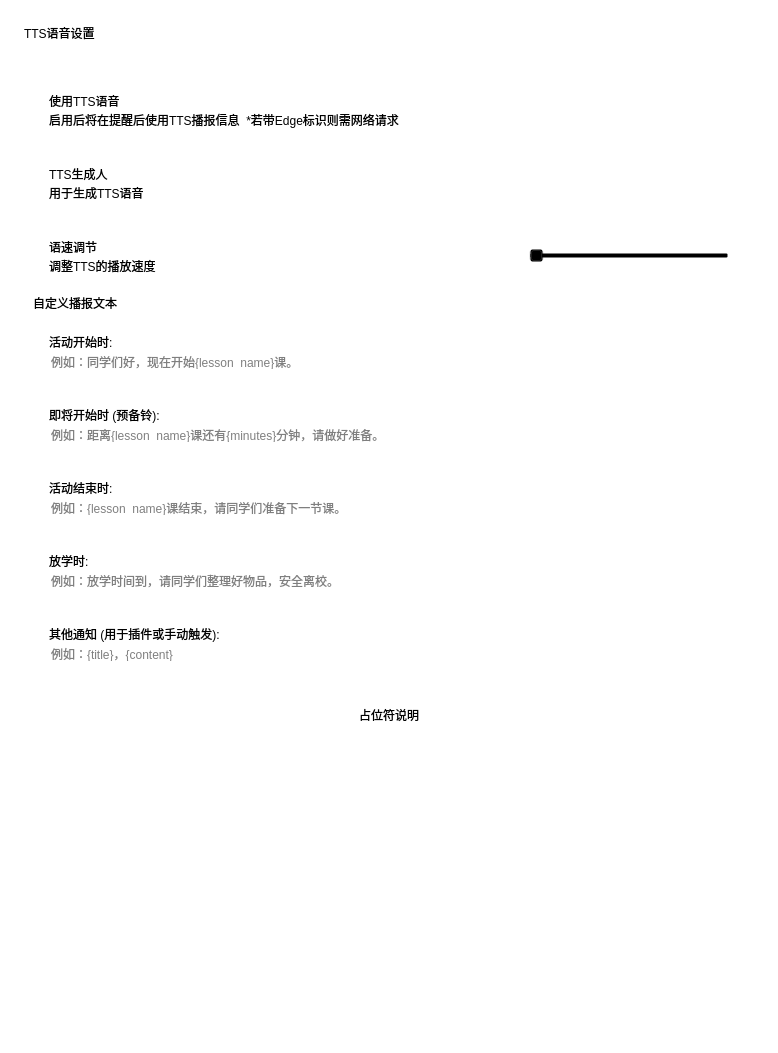
The window that view/menu/tts_settings.ui (baiyao105/Class-Widgets) describes before a commit, drawn with Qt 5.
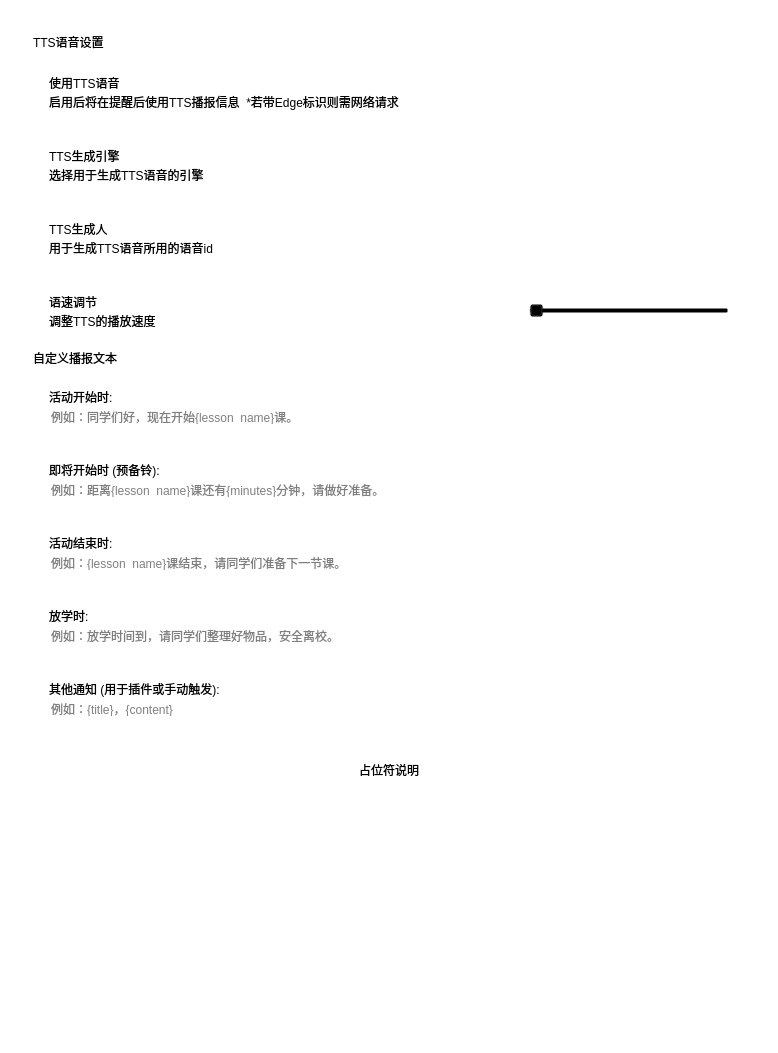
The same window after the commit. Custom widgets are drawn as their Qt base class.

Commit message: feat: 拆分不同引擎语音加载逻辑

Patch:
```diff
--- a/view/menu/tts_settings.ui
+++ b/view/menu/tts_settings.ui
@@ -42,8 +42,8 @@
        <rect>
         <x>0</x>
         <y>0</y>
-        <width>758</width>
-        <height>1033</height>
+        <width>778</width>
+        <height>1053</height>
        </rect>
       </property>
       <layout class="QVBoxLayout" name="verticalLayout_Scroll">
@@ -62,13 +62,6 @@
        <property name="bottomMargin">
         <number>24</number>
        </property>
-       <item>
-        <widget class="TitleLabel" name="TitleLabel">
-         <property name="text">
-          <string>TTS语音设置</string>
-         </property>
-        </widget>
-       </item>
        <item>
         <widget class="SmoothScrollArea" name="sd_scroll">
          <property name="styleSheet">
@@ -82,11 +75,18 @@
            <rect>
             <x>0</x>
             <y>0</y>
-            <width>740</width>
-            <height>972</height>
+            <width>730</width>
+            <height>1005</height>
            </rect>
           </property>
           <layout class="QVBoxLayout" name="verticalLayout_9">
+           <item>
+            <widget class="TitleLabel" name="TitleLabel">
+             <property name="text">
+              <string>TTS语音设置</string>
+             </property>
+            </widget>
+           </item>
            <item>
             <layout class="QVBoxLayout" name="verticalLayout_5">
              <property name="spacing">
@@ -173,6 +173,68 @@
                </layout>
               </widget>
              </item>
+             <item>
+              <widget class="CardWidget" name="CardWidget_9">
+               <property name="minimumSize">
+                <size>
+                 <width>0</width>
+                 <height>70</height>
+                </size>
+               </property>
+               <layout class="QHBoxLayout" name="horizontalLayout_9">
+                <property name="leftMargin">
+                 <number>16</number>
+                </property>
+                <property name="topMargin">
+                 <number>16</number>
+                </property>
+                <property name="rightMargin">
+                 <number>16</number>
+                </property>
+                <property name="bottomMargin">
+                 <number>16</number>
+                </property>
+                <item>
+                 <layout class="QVBoxLayout" name="verticalLayout_13">
+                  <property name="spacing">
+                   <number>0</number>
+                  </property>
+                  <item>
+                   <widget class="StrongBodyLabel" name="StrongBodyLabel_9">
+                    <property name="text">
+                     <string>TTS生成引擎</string>
+                    </property>
+                   </widget>
+                  </item>
+                  <item>
+                   <widget class="CaptionLabel" name="CaptionLabel_8">
+                    <property name="text">
+                     <string>选择用于生成TTS语音的引擎</string>
+                    </property>
+                    <property name="lightColor" stdset="0">
+                     <color alpha="150">
+                      <red>0</red>
+                      <green>0</green>
+                      <blue>0</blue>
+                     </color>
+                    </property>
+                    <property name="darkColor" stdset="0">
+                     <color alpha="200">
+                      <red>255</red>
+                      <green>255</green>
+                      <blue>255</blue>
+                     </color>
+                    </property>
+                   </widget>
+                  </item>
+                 </layout>
+                </item>
+                <item>
+                 <widget class="ComboBox" name="engine_selector"/>
+                </item>
+               </layout>
+              </widget>
+             </item>
              <item>
               <widget class="CardWidget" name="CardWidget_8">
                <property name="minimumSize">
@@ -209,7 +271,7 @@
                   <item>
                    <widget class="CaptionLabel" name="CaptionLabel_7">
                     <property name="text">
-                     <string>用于生成TTS语音</string>
+                     <string>用于生成TTS语音所用的语音id</string>
                     </property>
                     <property name="lightColor" stdset="0">
                      <color alpha="150">
@@ -575,7 +637,7 @@
                </layout>
               </widget>
              </item>
-             <item>
+             <item alignment="Qt::AlignVCenter">
               <widget class="CardWidget" name="CardWidget_18">
                <property name="minimumSize">
                 <size>
@@ -583,32 +645,13 @@
                  <height>70</height>
                 </size>
                </property>
-               <layout class="QHBoxLayout" name="horizontalLayout_20">
-                <property name="leftMargin">
-                 <number>16</number>
-                </property>
-                <property name="topMargin">
-                 <number>16</number>
-                </property>
-                <property name="rightMargin">
-                 <number>16</number>
-                </property>
-                <property name="bottomMargin">
-                 <number>16</number>
-                </property>
+               <layout class="QVBoxLayout" name="verticalLayout">
                 <item>
-                 <layout class="QVBoxLayout" name="verticalLayout_24">
-                  <property name="spacing">
-                   <number>0</number>
+                 <widget class="HyperlinkLabel" name="about_placeholder">
+                  <property name="text">
+                   <string>占位符说明</string>
                   </property>
-                  <item>
-                   <widget class="HyperlinkLabel" name="about_placeholder">
-                    <property name="text">
-                     <string>占位符说明</string>
-                    </property>
-                   </widget>
-                  </item>
-                 </layout>
+                 </widget>
                 </item>
                </layout>
               </widget>
```
The commit also changes 3 other files.
